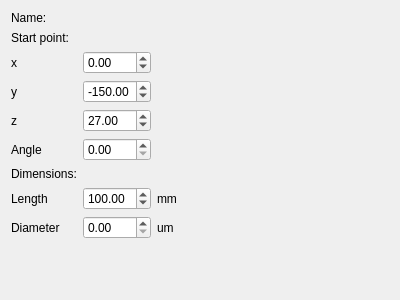
This is ui_nerve_property_widget.ui in TheJRapp/PeriphNeuronStim as Qt 5 draws it before an edit. The edited form follows.
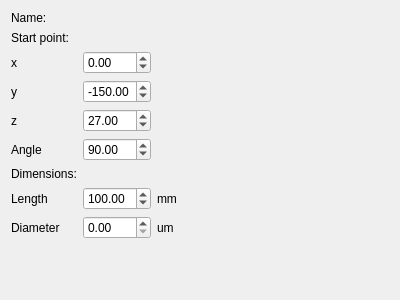
This is the edited form.

Commit message: added angle for nerve, angle is also displayed in electric field.

What changed in the file:
```diff
--- a/ui_nerve_property_widget.ui
+++ b/ui_nerve_property_widget.ui
@@ -171,7 +171,14 @@
     </widget>
    </item>
    <item row="5" column="1">
-    <widget class="QDoubleSpinBox" name="angle_spin_box"/>
+    <widget class="QDoubleSpinBox" name="angle_spin_box">
+     <property name="maximum">
+      <double>360.000000000000000</double>
+     </property>
+     <property name="value">
+      <double>90.000000000000000</double>
+     </property>
+    </widget>
    </item>
   </layout>
  </widget>
```
The commit also changes 4 other files.
